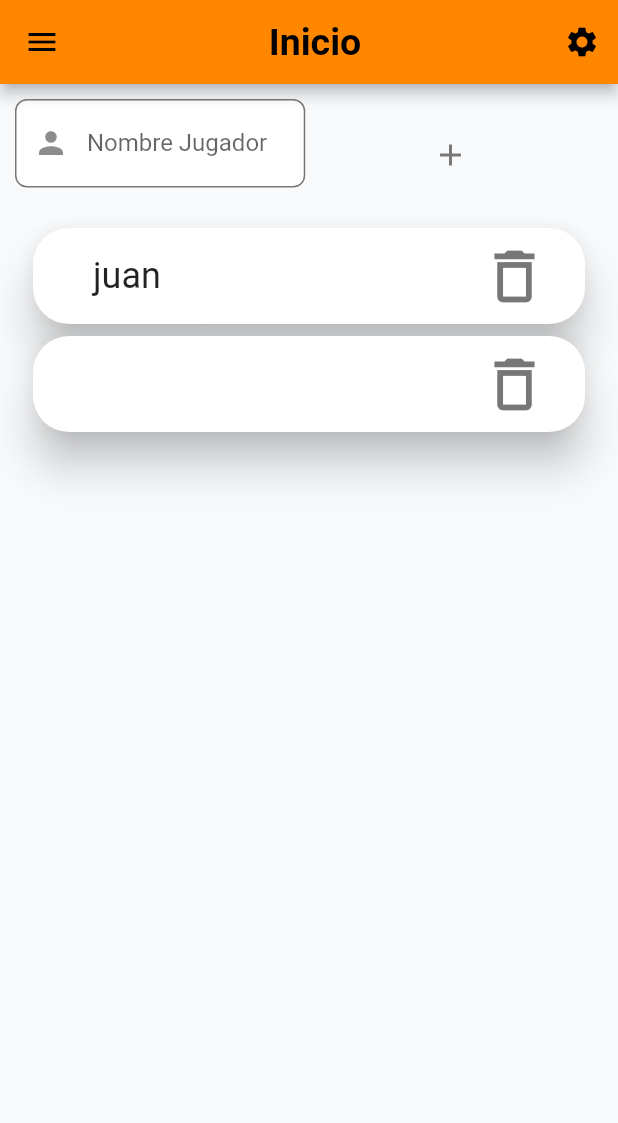
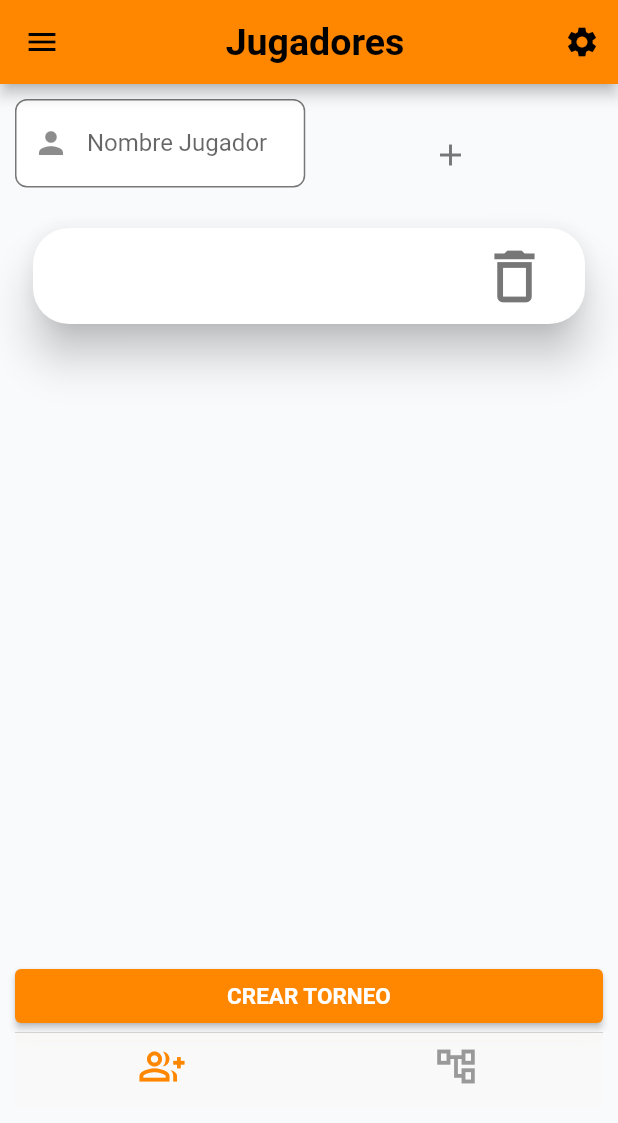
Before and after one commit to juanvenegaszurita/hackaton, a Flutter app: the screen it shows once a user with an empty profile is signed in, after a tap on the "add" icon, on a phone screen of 412 x 824 dp. Shown: the top 1123 px of the screen. Run offline on Flutter 3.47's test engine with Material 2 defaults, Android fonts, the light colour scheme and no system bars; our stand-ins replace cached_network_image, cloud_firestore, firebase_auth, firebase_core, get, get_storage; accounts and stored records are empty; Roboto replaces fonts that are missing (ProductSans).

Commit message:
se agrego la vista de los torenos

```diff
--- a/lib/controllers/private/home_controller.dart
+++ b/lib/controllers/private/home_controller.dart
@@ -1,9 +1,14 @@
+import 'package:cloud_firestore/cloud_firestore.dart';
 import 'package:flutter/material.dart';
 import 'package:get/get.dart';
+import 'package:hackaton/models/tournament_model.dart';
+import 'package:hackaton/services/tournament_service.dart';
 
 class HomeController extends GetxController {
   TextEditingController nombreParticipanteController = TextEditingController();
-  final participantes = ["juan"].obs;
+  final TournamentService tournamentService = TournamentService();
+
+  final participantes = [].obs;
   List<dynamic> get currentParticipantes => participantes.value;
 
   addPlayer() {
@@ -16,4 +21,20 @@ class HomeController extends GetxController {
     //participantes.value.remove();
     //update(["home"]);
   }
+
+  createNewTournament() {
+    TournamentService tor = TournamentService();
+    List<dynamic> competencia = currentParticipantes;
+
+    tor.newTournament(TournamentModel(
+        id: '',
+        nombre: 'Torneo',
+        fecha: Timestamp.now(),
+        detalle: '',
+        nombreJuego: '',
+        nroEquipos: 0,
+        ubicacion: '',
+        participantes: currentParticipantes,
+        competencia: competencia));
+  }
 }
--- a/lib/ui/private/home_ui.dart
+++ b/lib/ui/private/home_ui.dart
@@ -1,5 +1,6 @@
 import 'dart:math';
 
+import 'package:flutter/cupertino.dart';
 import 'package:flutter/material.dart';
 import 'package:get/get.dart';
 import 'package:hackaton/controllers/private/home_controller.dart';
@@ -52,6 +53,44 @@ class HomeUI extends StatelessWidget {
               list: controller.currentParticipantes,
               //onPressed: controller.removePlayer(),
             ),
+            Column(
+              children: [],
+            ),
+            Column(
+              crossAxisAlignment: CrossAxisAlignment.center,
+              mainAxisSize: MainAxisSize.min,
+              children: [
+                Center(
+                  child: Column(
+                    mainAxisAlignment: MainAxisAlignment.center,
+                    crossAxisAlignment: CrossAxisAlignment.stretch,
+                    children: <Widget>[
+                      PrimaryButton(
+                          labelText: 'home.createNewTournament'.tr,
+                          onPressed: () async =>
+                              await controller.createNewTournament())
+                    ],
+                  ),
+                )
+              ],
+            ),
+            Column(
+              crossAxisAlignment: CrossAxisAlignment.center,
+              mainAxisSize: MainAxisSize.min,
+              children: [
+                CupertinoTabBar(items: <BottomNavigationBarItem>[
+                  BottomNavigationBarItem(
+                    icon: Icon(Icons.group_add_outlined),
+                    //activeIcon: HomeUI(),
+                    tooltip: 'home.newTournament'.tr,
+                  ),
+                  BottomNavigationBarItem(
+                    icon: Icon(Icons.account_tree_outlined),
+                    tooltip: 'home.listTour'.tr,
+                  ),
+                ])
+              ],
+            )
           ],
         ),
       ),
```
Also changed, not shown: lib/helpers/localization.g.dart.
